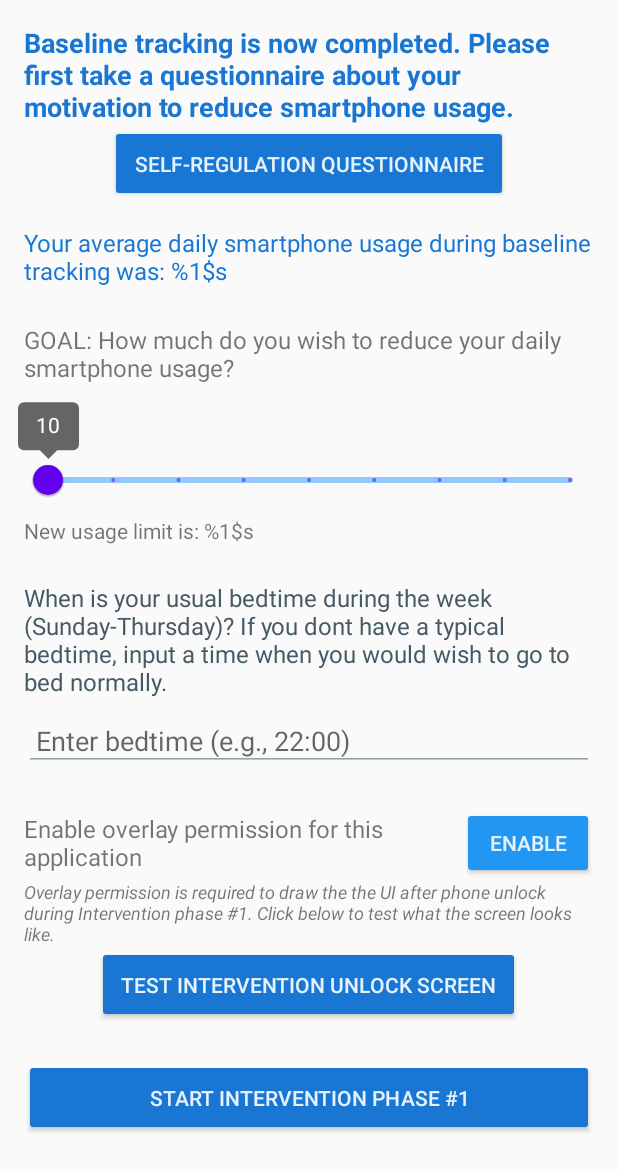
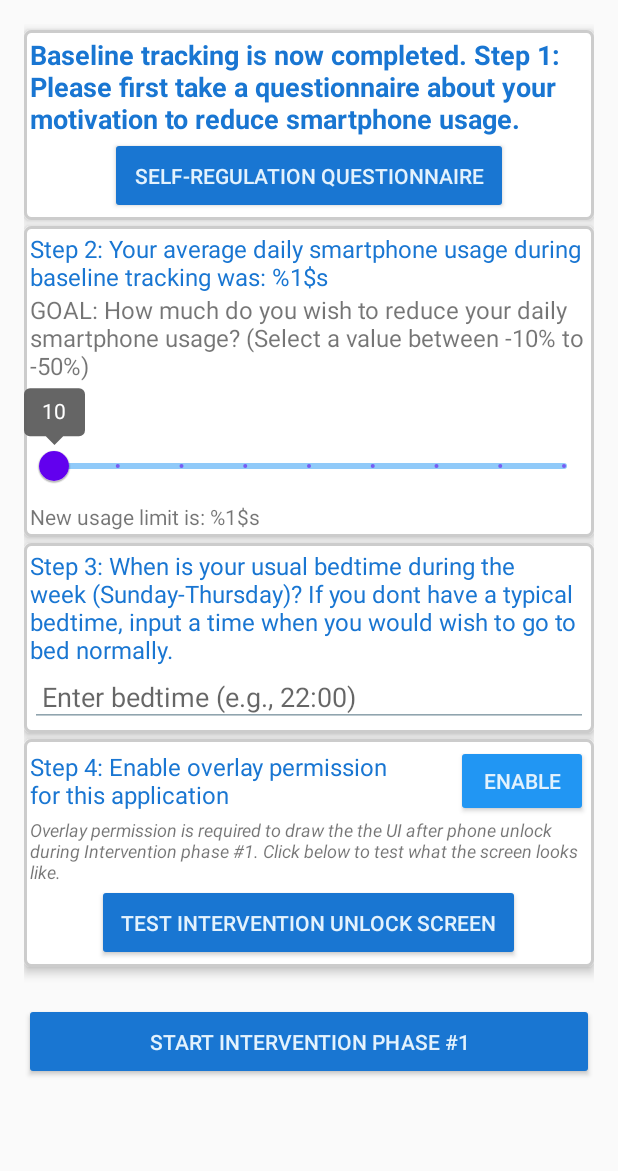
Before and after one commit to akuvisur/AndroidAtWork, an Android app built with Jetpack Compose: the layout post_baseline_layout.xml on its own in the app's theme, with its tools: preview values and no code run, on a phone screen of 412 x 824 dp. Shown: the top 1171 px of the screen. Run offline under Robolectric (Android 15) with nearby library versions, the phone set to English and light mode, and no system bars.

Commit message:
Added a few divider elements and guidelines for users in between-study-phase interfaces.

```diff
--- a/app/src/main/res/layout/post_baseline_layout.xml
+++ b/app/src/main/res/layout/post_baseline_layout.xml
@@ -12,12 +12,20 @@
         android:orientation="vertical"
         android:gravity="center_horizontal">
 
+    <LinearLayout
+        android:orientation="vertical"
+        android:layout_width="match_parent"
+        android:layout_height="wrap_content"
+        android:elevation="4dp"
+        android:background="@drawable/linear_layout_background"
+        android:layout_marginTop="4dp"
+        android:padding="4dp">
         <!-- Completion Message and Slider -->
         <TextView
             android:id="@+id/baselineCompleteText"
             android:layout_width="wrap_content"
             android:layout_height="wrap_content"
-            android:text="Baseline tracking is now completed. Please first take a questionnaire about your motivation to reduce smartphone usage."
+            android:text="Baseline tracking is now completed. Step 1: Please first take a questionnaire about your motivation to reduce smartphone usage."
             android:textSize="18sp"
             android:textColor="@color/blue_700"
             android:textStyle="bold"
@@ -33,7 +41,16 @@
             android:padding="16dp"
             android:layout_gravity="center_horizontal"
             />
+    </LinearLayout>
 
+    <LinearLayout
+        android:orientation="vertical"
+        android:layout_width="match_parent"
+        android:layout_height="wrap_content"
+        android:elevation="4dp"
+        android:background="@drawable/linear_layout_background"
+        android:layout_marginTop="4dp"
+        android:padding="4dp">
         <!-- Average Smartphone Usage Display -->
         <TextView
             android:id="@+id/averageUsageText"
@@ -42,7 +59,7 @@
             android:text="@string/daily_usage"
             android:textSize="16sp"
             android:textColor="@color/blue_700"
-            android:layout_marginTop="16dp"
+            android:layout_marginTop="0dp"
             android:layout_gravity="center_horizontal" />
 
         <!-- Smartphone Usage Reduction Question -->
@@ -52,7 +69,7 @@
             android:layout_height="wrap_content"
             android:text="@string/smartphone_usage_goal"
             android:textSize="16sp"
-            android:layout_marginTop="24dp" />
+            android:layout_marginTop="0dp" />
 
         <com.google.android.material.slider.Slider
             android:id="@+id/settingsReduceUsageSlider"
@@ -63,7 +80,7 @@
             android:valueTo="50"
             android:stepSize="5"
             app:labelBehavior="visible"
-            android:layout_marginTop="8dp"
+            android:layout_marginTop="0dp"
             app:thumbTint="@color/blue_500"
             app:trackColor="@color/blue_200"
             app:trackColorActive="@color/blue_500" />
@@ -75,7 +92,15 @@
             android:text="@string/usage_limit_text"
             android:layout_gravity="left"/>
 
-
+    </LinearLayout>
+    <LinearLayout
+        android:orientation="vertical"
+        android:layout_width="match_parent"
+        android:layout_height="wrap_content"
+        android:elevation="4dp"
+        android:background="@drawable/linear_layout_background"
+        android:layout_marginTop="4dp"
+        android:padding="4dp">
         <!-- Bedtime Question -->
         <TextView
             android:id="@+id/bedtimeQuestion"
@@ -83,8 +108,8 @@
             android:layout_height="wrap_content"
             android:text="@string/bedtime_input"
             android:textSize="16sp"
-            android:textColor="@color/blue_gray_700"
-            android:layout_marginTop="24dp" />
+            android:textColor="@color/blue_700"
+            android:layout_marginTop="0dp" />
 
         <EditText
             android:id="@+id/bedtimeInput"
@@ -96,22 +121,32 @@
             android:textColor="@color/blue_gray_700"
             android:backgroundTint="@color/blue_gray_300"
             android:padding="8dp"
-            android:layout_marginTop="8dp" />
+            android:layout_marginTop="0dp" />
+    </LinearLayout>
+        <!-- Overlay Permission Button -->
+    <LinearLayout
+        android:orientation="vertical"
+        android:layout_width="match_parent"
+        android:layout_height="wrap_content"
+        android:elevation="4dp"
+        android:background="@drawable/linear_layout_background"
+        android:layout_marginTop="4dp"
+        android:padding="4dp">
 
-        <!-- Overlay Permission Button -->
         <LinearLayout
             android:layout_width="match_parent"
             android:layout_height="wrap_content"
             android:orientation="horizontal"
             android:gravity="center_vertical"
-            android:paddingTop="24dp">
+            android:paddingTop="0dp">
 
             <TextView
                 android:id="@+id/overlayPermissionText"
                 android:layout_width="0dp"
                 android:layout_weight="1"
                 android:layout_height="wrap_content"
-                android:text="Enable overlay permission for this application"
+                android:text="Step 4: Enable overlay permission for this application"
+                android:textColor="@color/blue_700"
                 android:textSize="16sp"
                  />
 
@@ -133,6 +168,7 @@
                 android:backgroundTint="@color/blue_500" />
         </LinearLayout>
 
+
         <TextView
             android:layout_width="match_parent"
             android:layout_height="wrap_content"
@@ -151,6 +187,7 @@
             android:padding="16dp"
             android:layout_gravity="center_horizontal"/>
 
+    </LinearLayout>
         <!-- Start Intervention Button at the Bottom -->
         <Button
             android:id="@+id/startInterventionButton"
--- a/app/src/main/res/values/strings.xml
+++ b/app/src/main/res/values/strings.xml
@@ -73,14 +73,14 @@
 
     # addiction scales info
     <string name="addiction_scales_text">
-        Please answer the following two questionnaires related to identifying and measuring smartphone addiction.
+        Step 3: Please answer the following two questionnaires related to identifying and measuring smartphone addiction.
     </string>
 
     # after baseline
-    <string name="daily_usage">Your average daily smartphone usage during baseline tracking was: %1$s</string>
-    <string name="smartphone_usage_goal">GOAL: How much do you wish to reduce your daily smartphone usage?</string>
+    <string name="daily_usage">Step 2: Your average daily smartphone usage during baseline tracking was: %1$s</string>
+    <string name="smartphone_usage_goal">GOAL: How much do you wish to reduce your daily smartphone usage? (Select a value between -10% to -50%)</string>
     <string name="usage_limit_text">New usage limit is: %1$s</string>
-    <string name="bedtime_input">When is your usual bedtime during the week (Sunday-Thursday)? If you dont have a typical bedtime, input a time when you would wish to go to bed normally.</string>
+    <string name="bedtime_input">Step 3: When is your usual bedtime during the week (Sunday-Thursday)? If you dont have a typical bedtime, input a time when you would wish to go to bed normally.</string>
     <string name="overlay_permission_and_test">Overlay permission is required to draw the the UI after phone unlock during Intervention phase #1. Click below to test what the screen looks like.</string>
     <string name="post_int1_information">During Intervention #2, you will no longer receive screens after unlocking your phone when you exceed your smartphone usage limit goal.</string>
 
```
Also changed, not shown: app/src/main/res/layout/consent_given_layout.xml (+24 -4 lines), app/src/main/res/layout/post_int1_layout.xml (+11 -2 lines), app/src/main/res/layout/post_int2_survey_required_layout.xml (+29 -8 lines).
